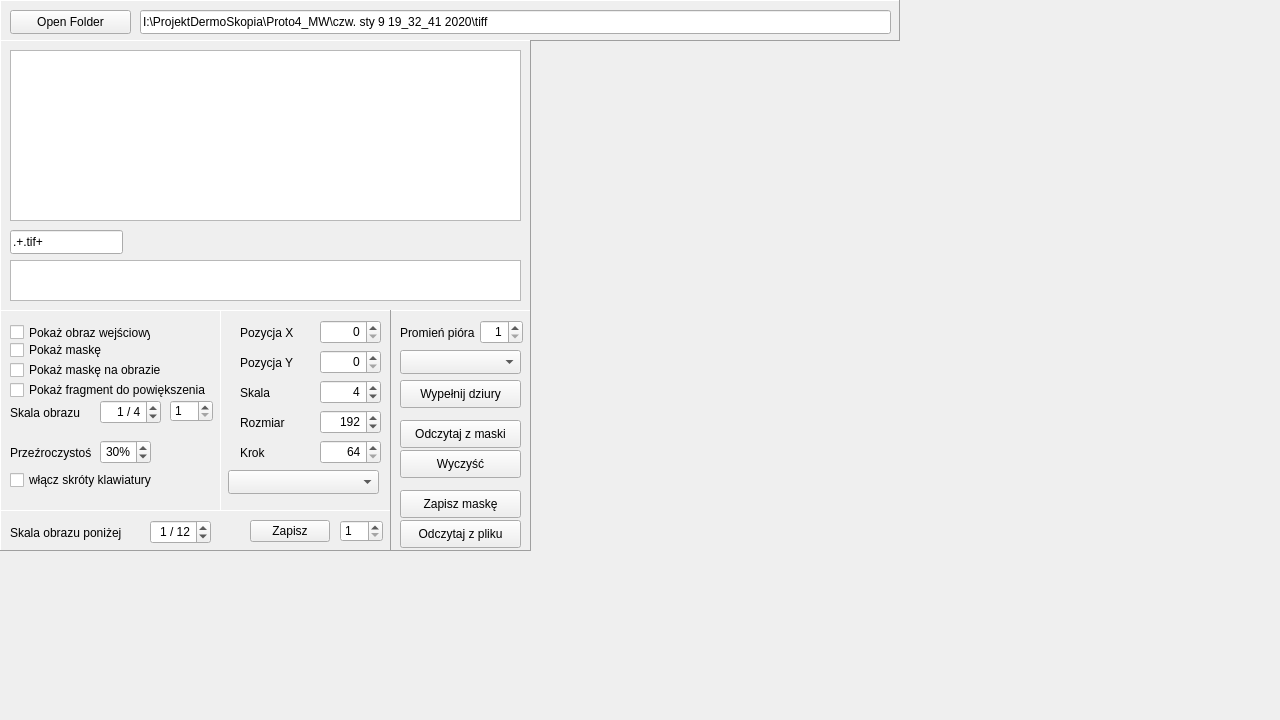
Old version of the form mainwindow.ui in the repository marcinkociolek/SkinLesionMarker.
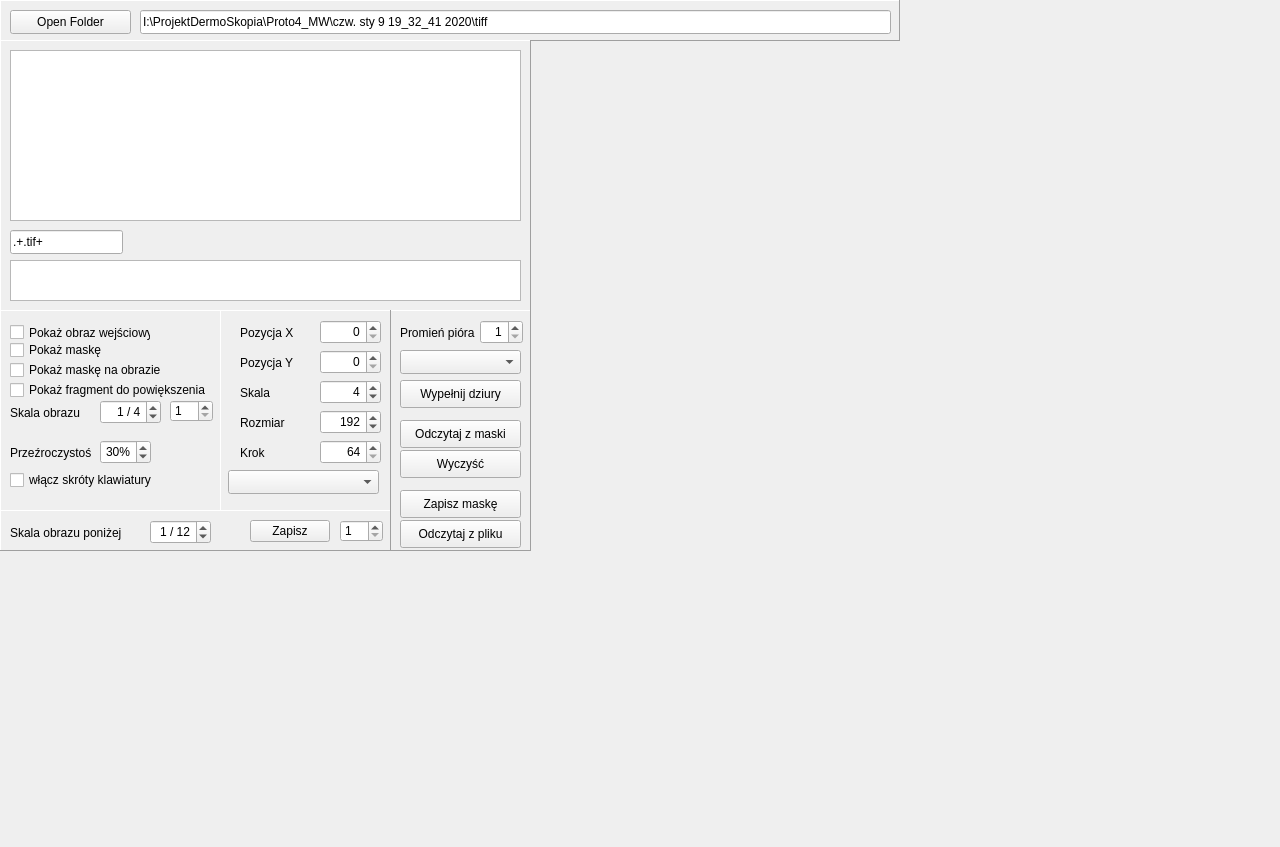
New version of the form. Custom widgets are drawn as their Qt base class.

The edit to the form file:
```diff
--- a/mainwindow.ui
+++ b/mainwindow.ui
@@ -7,7 +7,7 @@
     <x>0</x>
     <y>0</y>
     <width>1280</width>
-    <height>720</height>
+    <height>847</height>
    </rect>
   </property>
   <property name="windowTitle">
```
Left out of the diff: 123 changed lines with no effect on the pictures.
